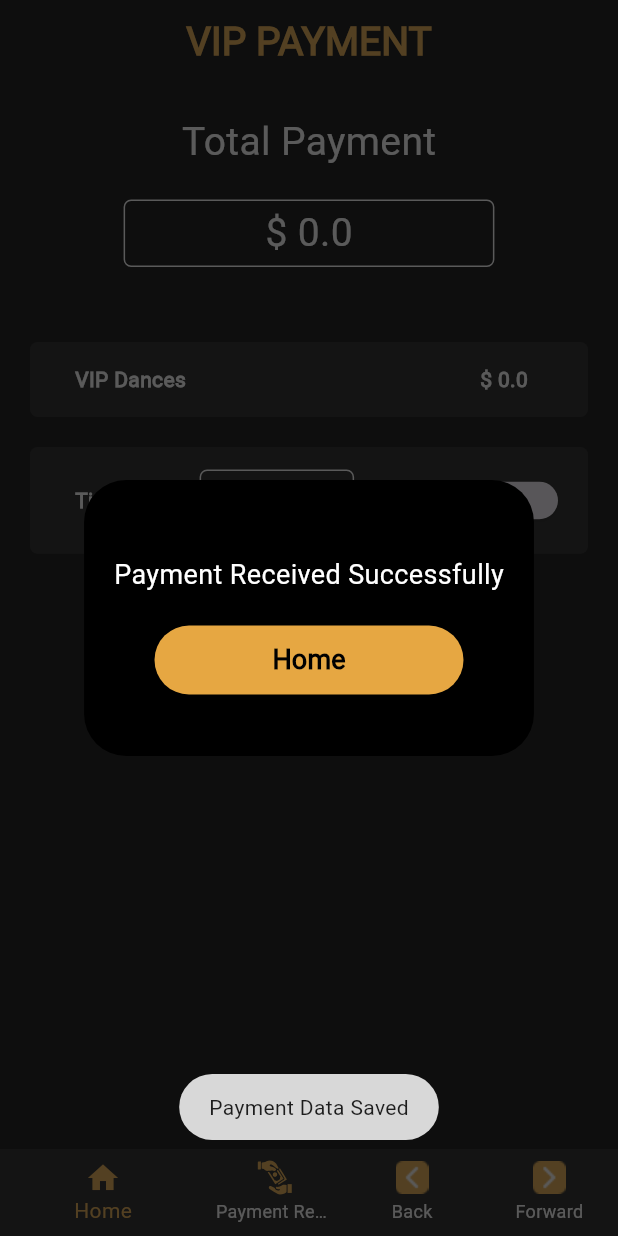
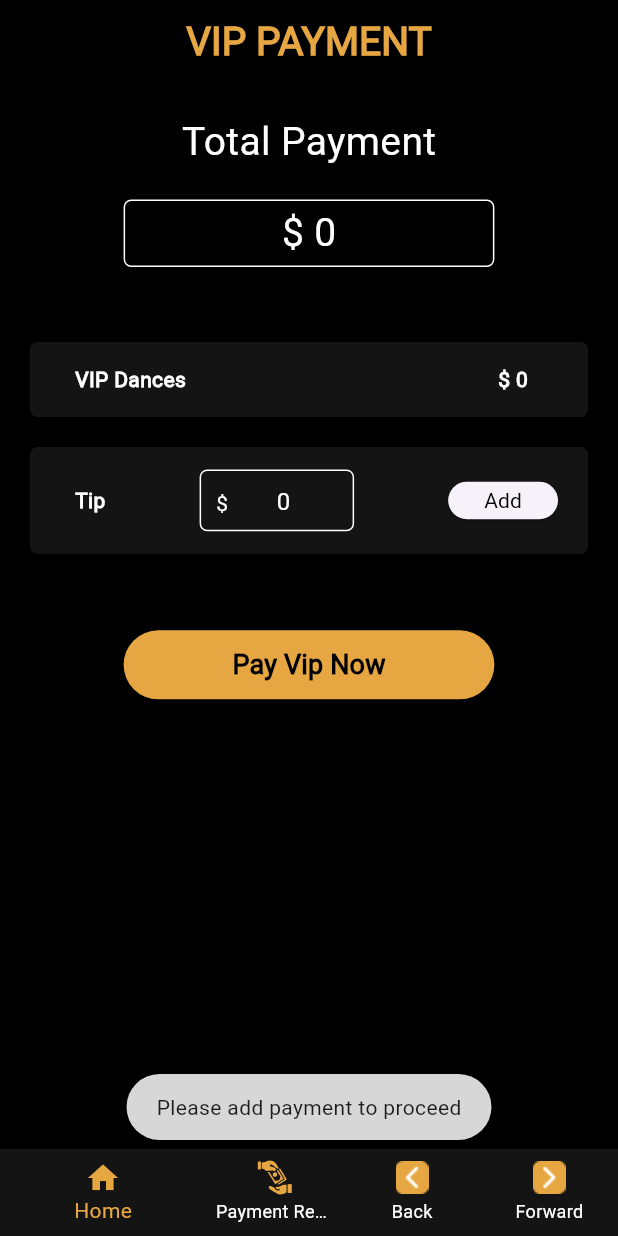
Before and after one commit to yashithasahan/Candela-Mobile, a Flutter app: the HomeScreen screen opened directly, item 2 of the bottom bar chosen, after a tap on "Pay Vip Now", on a phone screen of 412 x 824 dp. Run offline on Flutter 3.47's test engine with Material 3 defaults, Android fonts, the phone set to English and light mode, and no system bars; our stand-ins replace cloud_firestore, firebase_auth, firebase_core, firebase_storage, flutter_form_builder, flutter_svg and 5 more; missing offline and left inert: flutter_stripe, form_builder_phone_field; accounts and stored records are empty; project files that could hold a hidden picture were left out.

Commit message:
Add Stripe Payment

```diff
--- a/lib/main.dart
+++ b/lib/main.dart
@@ -1,14 +1,18 @@
 import 'package:candela_maker/src/features/welcome_screen/welcome_screen.dart';
 import 'package:firebase_core/firebase_core.dart';
 import 'package:flutter/material.dart';
+import 'package:flutter_stripe/flutter_stripe.dart';
 import 'package:get/get.dart';
 import 'package:provider/provider.dart';
 import 'src/features/authentication/models/user_model.dart';
 import 'src/features/authentication/services/auth_service.dart';
 import 'src/features/membership_level/controller/membership_controller.dart';
+import '.env';
 
 void main() async {
   WidgetsFlutterBinding.ensureInitialized();
+  Stripe.publishableKey = stripePublishableKey;
+  await Stripe.instance.applySettings();
   await Firebase.initializeApp();
   runApp(const MainApp());
 }
--- a/lib/src/features/authentication/models/user_model.dart
+++ b/lib/src/features/authentication/models/user_model.dart
@@ -6,10 +6,10 @@ class UserModel {
   final String? userName;
   final String? phoneNumber;
   final String? membershipLevel;
-  final String? bankName;
-  final String? bankRoutingNumber;
-  final String? bankAccNumber;
-  final String? photoUrl;
+  // final String? bankName;
+  // final String? bankRoutingNumber;
+  // final String? bankAccNumber;
+  // final String? photoUrl;
   final String? language;
   final String? songPrice;
 
@@ -22,10 +22,10 @@ class UserModel {
     this.userName,
     this.phoneNumber,
     this.membershipLevel,
-    this.bankName,
-    this.bankRoutingNumber,
-    this.bankAccNumber,
-    this.photoUrl,
+    // this.bankName,
+    // this.bankRoutingNumber,
+    // this.bankAccNumber,
+    // this.photoUrl,
     this.language,
     this.songPrice,
   });
@@ -39,10 +39,10 @@ class UserModel {
       userName: json['userName'],
       phoneNumber: json['phoneNumber'],
       membershipLevel: json['membershipLevel'],
-      bankName: json['bankName'],
-      bankRoutingNumber: json['bankRoutingNumber'],
-      bankAccNumber: json['bankAccNumber'],
-      photoUrl: json['photoUrl'],
+      // bankName: json['bankName'],
+      // bankRoutingNumber: json['bankRoutingNumber'],
+      // bankAccNumber: json['bankAccNumber'],
+      // photoUrl: json['photoUrl'],
       language: json['language'],
       songPrice: json['songPrice'],
 
@@ -57,10 +57,10 @@ class UserModel {
       'userName': userName,
       'phoneNumber': phoneNumber,
       'membershipLevel': membershipLevel,
-      'bankName': bankName,
-      'bankRoutingNumber': bankRoutingNumber,
-      'bankAccNumber': bankAccNumber,
-      'photoUrl': photoUrl,
+      // 'bankName': bankName,
+      // 'bankRoutingNumber': bankRoutingNumber,
+      // 'bankAccNumber': bankAccNumber,
+      // 'photoUrl': photoUrl,
       'language': language,
       'songPrice': songPrice,
     };
--- a/lib/src/features/home/controllers/timer_controller.dart
+++ b/lib/src/features/home/controllers/timer_controller.dart
@@ -4,8 +4,8 @@ class TimerController extends GetxController {
   static TimerController get find => Get.find();
 
   RxString time = "00:00:00".obs;
-  RxDouble amout = 25.0.obs;
+  RxInt amout = 25.obs;
   RxInt numberOfSongs = 0.obs;
   RxBool secondryBackgorund = false.obs;
-  RxDouble totalAmout = 0.0.obs;
+  RxInt totalAmout = 0.obs;
 }
--- a/lib/src/features/home/models/song_model.dart
+++ b/lib/src/features/home/models/song_model.dart
@@ -3,7 +3,7 @@ class SongModel {
   final String? userId;
   final String? songName;
   final String? songArtist;
-  final double? songPrice;
+  final int? songPrice;
   final String? duration;
   final DateTime? songdate;
   final String? totalSongs;
--- a/lib/src/features/home/widgets/four_buttons.dart
+++ b/lib/src/features/home/widgets/four_buttons.dart
@@ -9,11 +9,9 @@ class FourButtons extends StatelessWidget {
   const FourButtons({super.key});
 
   @override
-
   Widget build(BuildContext context) {
     final timecontroller = Get.put(TimerController());
     return Column(
-
       children: [
         Row(
           mainAxisAlignment: MainAxisAlignment.spaceBetween,
--- a/lib/src/features/home/widgets/song_card.dart
+++ b/lib/src/features/home/widgets/song_card.dart
@@ -1,6 +1,9 @@
 import 'package:candela_maker/src/constants/constants.dart';
 import 'package:flutter/material.dart';
 import 'package:flutter_svg/flutter_svg.dart';
+import 'package:get/get.dart';
+
+import '../controllers/timer_controller.dart';
 
 class SongCard extends StatelessWidget {
   const SongCard({super.key, required this.icon});
@@ -8,6 +11,7 @@ class SongCard extends StatelessWidget {
 
   @override
   Widget build(BuildContext context) {
+    final timerController = Get.put(TimerController());
     return Container(
       padding: const EdgeInsets.all(8),
       margin: const EdgeInsets.only(bottom: mainPadding),
@@ -52,12 +56,14 @@ class SongCard extends StatelessWidget {
               Row(
                 children: [
                   SvgPicture.asset(notes),
-                  const Text(
-                    "\$ 45",
-                    style: TextStyle(
-                        fontSize: 14,
-                        color: kTextColor,
-                        fontWeight: FontWeight.w900),
+                  Obx(
+                    () => Text(
+                      "\$ ${timerController.amout.value}",
+                      style: const TextStyle(
+                          fontSize: 14,
+                          color: kTextColor,
+                          fontWeight: FontWeight.w900),
+                    ),
                   ),
                 ],
               ),
--- a/lib/src/features/home/widgets/song_timer.dart
+++ b/lib/src/features/home/widgets/song_timer.dart
@@ -10,10 +10,8 @@ import 'package:flutter_form_builder/flutter_form_builder.dart';
 import 'package:flutter_svg/flutter_svg.dart';
 import 'package:fluttertoast/fluttertoast.dart';
 import 'package:get/get.dart';
-import 'package:provider/provider.dart';
 import 'package:stop_watch_timer/stop_watch_timer.dart';
 
-import '../../authentication/models/user_model.dart';
 import '../../authentication/services/firestore_service.dart';
 
 class SongTimer extends StatefulWidget {
@@ -46,7 +44,7 @@ class _SongTimerState extends State<SongTimer> {
     addSongDetails();
   }
 
-  onPriceSave(double newPrice) {
+  onPriceSave(int newPrice) {
     timerController.amout.value = newPrice;
   }
 
@@ -86,7 +84,7 @@ class _SongTimerState extends State<SongTimer> {
                   child: PrimaryButton(
                     text: "Save",
                     press: () {
-                      onPriceSave(double.parse(
+                      onPriceSave(int.parse(
                           formKey.currentState!.fields['price']!.value));
                       Navigator.pop(context);
                     },
@@ -130,8 +128,8 @@ class _SongTimerState extends State<SongTimer> {
                 () => Center(
                   child: Image.asset(
                     timerController.secondryBackgorund.value
-                        ? timerSecondImage
-                        : timerMainImage,
+                        ? timerMainImage
+                        : timerSecondImage,
                     width: size.width * 0.6,
                   ),
                 ),
@@ -218,7 +216,7 @@ class _SongTimerState extends State<SongTimer> {
                   outlineBox(
                       null,
                       size,
-                      "Total \$ ${timerController.totalAmout.value.toInt()}",
+                      "Total \$ ${timerController.totalAmout.value}",
                       null),
                 ],
               ),
--- a/lib/src/features/vip_payment/model/payment_model.dart
+++ b/lib/src/features/vip_payment/model/payment_model.dart
@@ -1,9 +1,9 @@
 class PaymentModel {
   final String? id;
   final String? userId;
-  final double? vipPayment;
-  final double? tipPayment;
-  final double? totalPayment;
+  final int? vipPayment;
+  final int? tipPayment;
+  final int? totalPayment;
   final DateTime? paymentDate;
 
   PaymentModel(
--- a/lib/src/features/vip_payment/vip_payment_screen.dart
+++ b/lib/src/features/vip_payment/vip_payment_screen.dart
@@ -1,7 +1,10 @@
+import 'dart:convert';
+
 import 'package:candela_maker/src/common_widgets/primary_button.dart';
 import 'package:candela_maker/src/constants/constants.dart';
 import 'package:flutter/foundation.dart';
 import 'package:flutter/material.dart';
+import 'package:flutter_stripe/flutter_stripe.dart';
 import 'package:fluttertoast/fluttertoast.dart';
 import 'package:get/get.dart';
 import 'package:provider/provider.dart';
@@ -9,10 +12,10 @@ import '../../common_widgets/bottom_nav_bar.dart';
 import '../authentication/models/user_model.dart';
 import '../authentication/services/firestore_service.dart';
 import '../home/controllers/timer_controller.dart';
-import '../home/home_screen.dart';
 import 'model/payment_model.dart';
 import 'widgets/payment_box.dart';
 import 'widgets/total_box.dart';
+import 'package:http/http.dart' as http;
 
 class VIPPaymentScreen extends StatefulWidget {
   const VIPPaymentScreen({super.key});
@@ -24,10 +27,49 @@ class VIPPaymentScreen extends StatefulWidget {
 class _VIPPaymentScreenState extends State<VIPPaymentScreen> {
   final tipController = TextEditingController();
   final timerController = Get.put(TimerController());
-  double totalPayment = 0;
-  double vipDances = 0;
+  int totalPayment = 0;
+  int vipDances = 0;
   late UserModel user;
   DateTime today = DateTime.now();
+
+  Future<void> initPaymentSheet(context,
+      {required String email, required int amount}) async {
+    try {
+      final response = await http.post(
+          Uri.parse(
+              'https://us-central1-candela-maker.cloudfunctions.net/stripePaymentIntentRequest'),
+          body: {'email': email, 'amount': amount.toString()});
+
+      final jsonResponse = jsonDecode(response.body);
+
+      await Stripe.instance.initPaymentSheet(
+          paymentSheetParameters: SetupPaymentSheetParameters(
+        paymentIntentClientSecret: jsonResponse['paymentIntent'],
+        customerId: jsonResponse['customer'],
+        customerEphemeralKeySecret: jsonResponse['ephemeralKey'],
+        merchantDisplayName: 'Flutter Stripe',
+        appearance: const PaymentSheetAppearance(
+            primaryButton: PaymentSheetPrimaryButtonAppearance(
+                shapes: PaymentSheetPrimaryButtonShape(blurRadius: 8),
+                colors: PaymentSheetPrimaryButtonTheme(
+                    light: PaymentSheetPrimaryButtonThemeColors(
+                  background: kPrimaryColor,
+                  text: Colors.black,
+                )))),
+      ));
+      await Stripe.instance.presentPaymentSheet();
+      savePaymentData();
+      Fluttertoast.showToast(msg: 'Payment Successful');
+    } catch (e) {
+      if (e is StripeException) {
+        Fluttertoast.showToast(
+            msg: 'Error from Stripe: ${e.error.localizedMessage}');
+      } else {
+        Fluttertoast.showToast(msg: 'Error: ${e.toString()}');
+        print(e.toString());
+      }
+    }
+  }
 
   @override
   void initState() {
@@ -173,35 +215,13 @@ class _VIPPaymentScreenState extends State<VIPPaymentScreen> {
           ),
           PrimaryButton(
               text: 'Pay Vip Now',
-              press: () {
-                savePaymentData();
-                showDialog<String>(
-                  barrierColor: kSecondaryColor.withOpacity(0.7),
-                  context: context,
-                  builder: (BuildContext context) => AlertDialog(
-                    backgroundColor: kBlackColor,
-                    contentPadding: const EdgeInsets.fromLTRB(20, 50, 20, 20),
-                    actionsPadding: const EdgeInsets.only(bottom: 40),
-                    content: const Text(
-                      'Payment Received Successfully',
-                      textAlign: TextAlign.center,
-                      style: TextStyle(color: kTextColor, fontSize: 18),
-                    ),
-                    actions: <Widget>[
-                      Center(
-                        child: PrimaryButton(
-                            text: 'Home',
-                            press: () {
-                              timerController.totalAmout.value = 0;
-                              timerController.numberOfSongs.value = 0;
-                              timerController.time.value = '00:00:00';
-                              Get.offAll(() => const HomeScreen());
-                            },
-                            width: 0.5),
-                      )
-                    ],
-                  ),
-                );
+              press: () async {
+                if (totalPayment == 0) {
+                  Fluttertoast.showToast(msg: 'Please add payment to proceed');
+                } else {
+                  await initPaymentSheet(context,
+                      email: '${user.email}', amount: totalPayment * 100);
+                }
               },
               width: 0.6)
         ],
@@ -216,7 +236,7 @@ class _VIPPaymentScreenState extends State<VIPPaymentScreen> {
         final payments = PaymentModel(
           userId: user.id,
           vipPayment: vipDances,
-          tipPayment: double.parse(tipController.text),
+          tipPayment: int.parse(tipController.text),
           totalPayment: totalPayment,
           paymentDate: today,
         );
--- a/pubspec.yaml
+++ b/pubspec.yaml
@@ -24,6 +24,9 @@ dependencies:
   provider: ^6.1.1
   fluttertoast: ^8.2.4
   stop_watch_timer: ^3.1.0+4
+  flutter_stripe: ^9.3.0
+  http: ^1.2.0
+  equatable: ^2.0.5
 
 dev_dependencies:
   flutter_test:
```
Also changed, not shown: lib/src/features/authentication/register/register.dart (+70 -69 lines), pubspec.lock, 15 other files.
